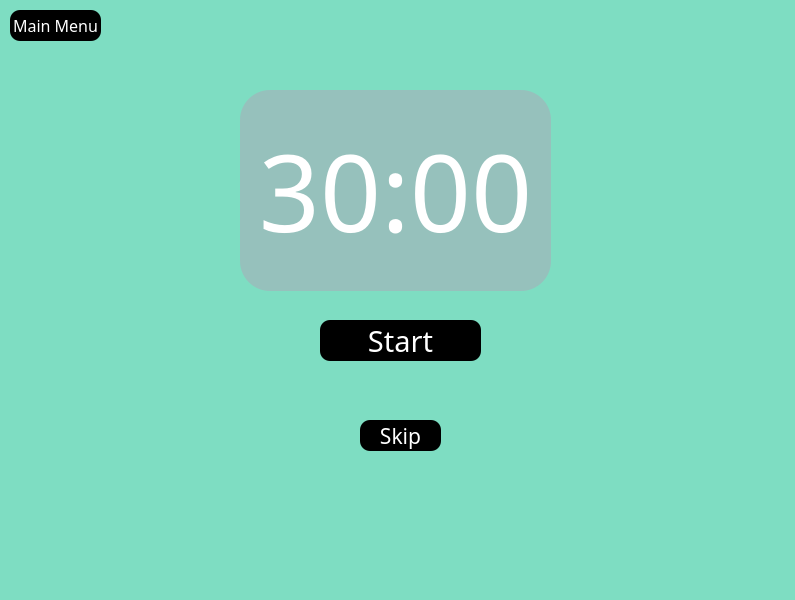
First picture: the form in UI/longBreak.ui, repository ziad-jradeh/TimeTrackingProject, before the edit.
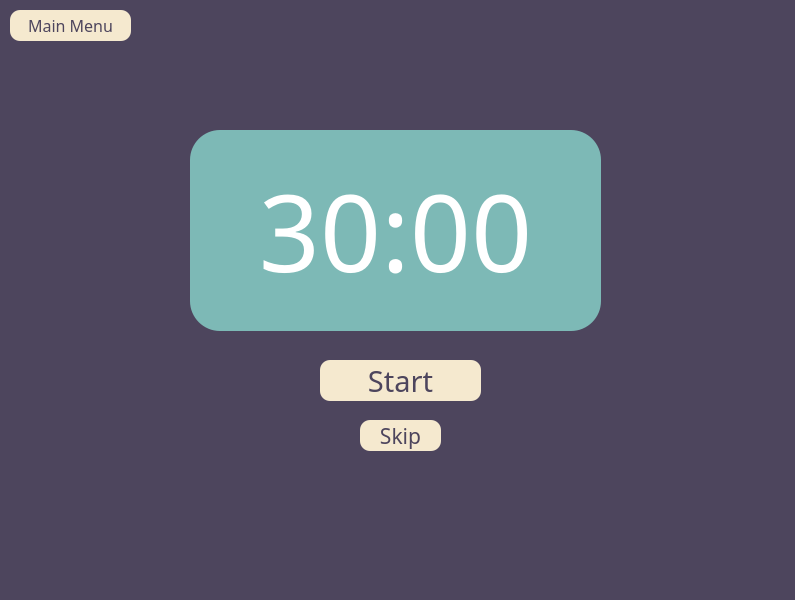
Second picture: the form after the edit.

What changed in the file:
```diff
--- a/UI/longBreak.ui
+++ b/UI/longBreak.ui
@@ -26,15 +26,15 @@
     </rect>
    </property>
    <property name="styleSheet">
-    <string notr="true">background-color:rgb(126, 221, 194);
+    <string notr="true">background-color:#4D455D;
 color:rgb(255,255,255);; </string>
    </property>
    <widget class="QLabel" name="timeLabel">
     <property name="geometry">
      <rect>
-      <x>240</x>
-      <y>90</y>
-      <width>311</width>
+      <x>190</x>
+      <y>130</y>
+      <width>411</width>
       <height>201</height>
      </rect>
     </property>
@@ -45,7 +45,7 @@
      </font>
     </property>
     <property name="styleSheet">
-     <string notr="true">background-color:rgba(195, 141, 179, 89);
+     <string notr="true">background-color:#7DB9B6;
 border-radius:30px;</string>
     </property>
     <property name="text">
@@ -59,7 +59,7 @@
     <property name="geometry">
      <rect>
       <x>320</x>
-      <y>320</y>
+      <y>360</y>
       <width>161</width>
       <height>41</height>
      </rect>
@@ -71,9 +71,9 @@
      </font>
     </property>
     <property name="styleSheet">
-     <string notr="true">background-color:rgb(0, 0, 0);
+     <string notr="true">background-color:#F5E9CF;
 border-radius:10px;
-color:rgb(255, 255, 255);</string>
+color:#4D455D;</string>
     </property>
     <property name="text">
      <string>Start</string>
@@ -95,9 +95,9 @@
      </font>
     </property>
     <property name="styleSheet">
-     <string notr="true">background-color:rgb(0, 0, 0);
+     <string notr="true">background-color:#F5E9CF;
 border-radius:10px;
-color:rgb(255, 255, 255);</string>
+color:#4D455D;</string>
     </property>
     <property name="text">
      <string>Skip</string>
@@ -108,7 +108,7 @@
      <rect>
       <x>10</x>
       <y>10</y>
-      <width>91</width>
+      <width>121</width>
       <height>31</height>
      </rect>
     </property>
@@ -119,9 +119,9 @@
      </font>
     </property>
     <property name="styleSheet">
-     <string notr="true">background-color:rgb(0, 0, 0);
+     <string notr="true">background-color:#F5E9CF;
 border-radius:10px;
-color:rgb(255, 255, 255);</string>
+color:#4D455D;</string>
     </property>
     <property name="text">
      <string>Main Menu</string>
```
